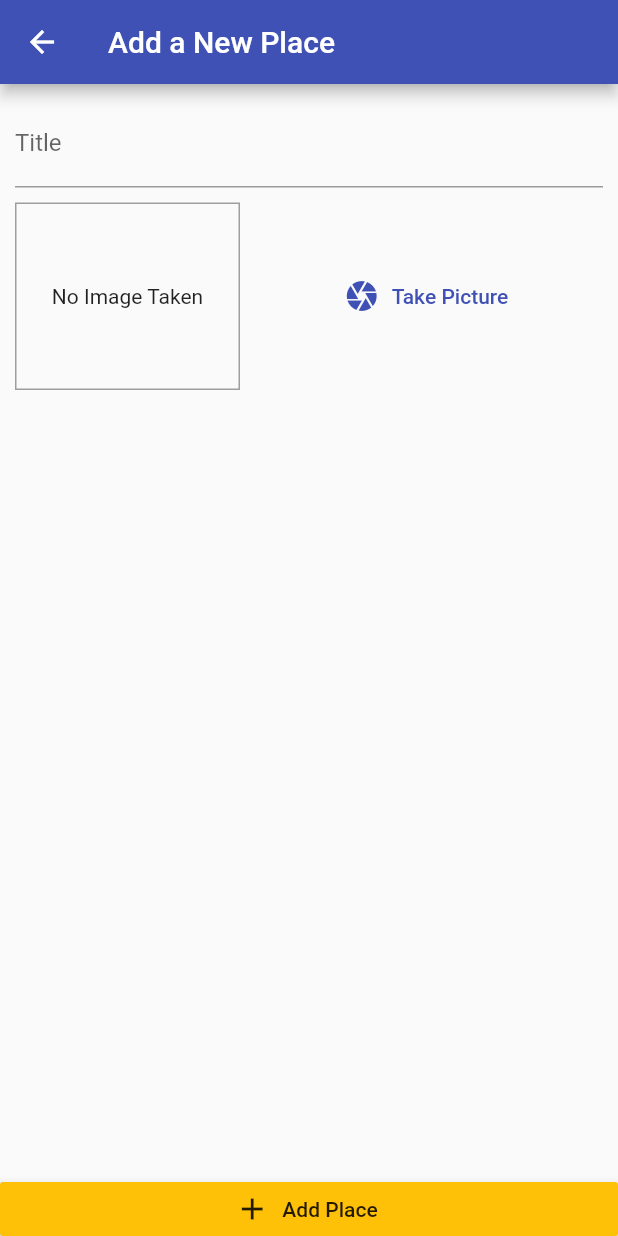
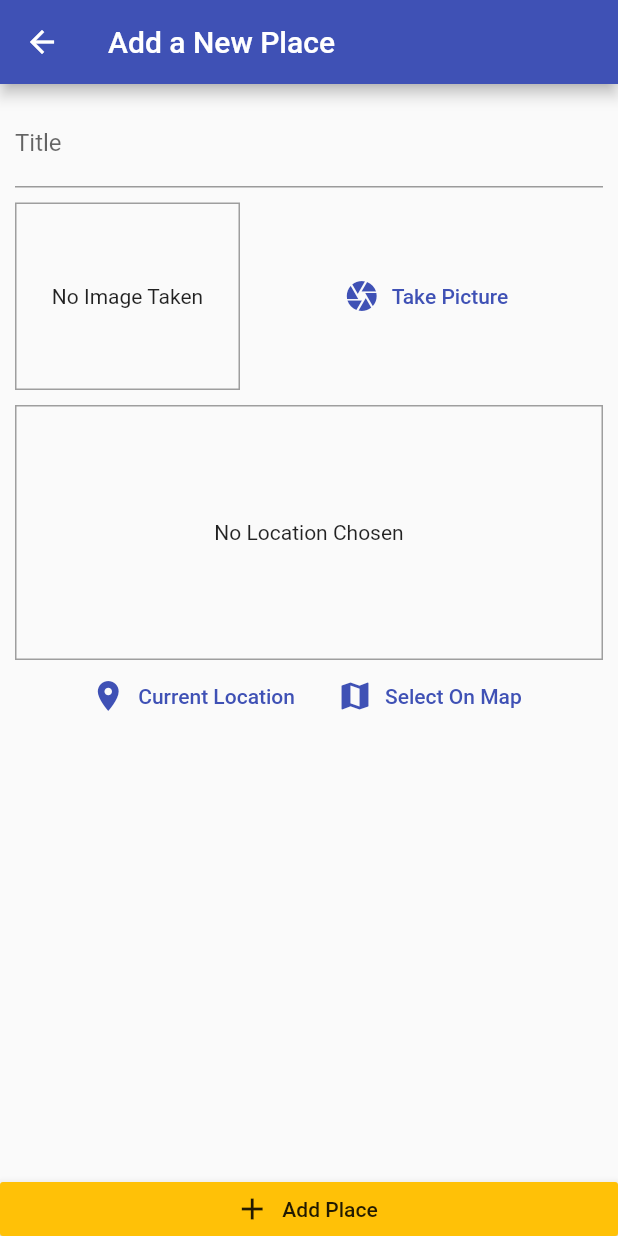
Before and after one commit to Amitpatil215/Dream-Sites, a Flutter app: the AddPlaceScreen screen opened by its route, on a phone screen of 412 x 824 dp. Run offline on Flutter 3.47's test engine with Material 2 defaults, Android fonts, the phone set to English and light mode, and no system bars; our stand-ins replace image_picker, sqflite; accounts and stored records are empty.

Commit message:
Adding location input Ui & Location package from pub.dev

```diff
--- a/lib/screens/add_place_screen.dart
+++ b/lib/screens/add_place_screen.dart
@@ -2,6 +2,7 @@ import 'dart:io';
 import 'package:flutter/material.dart';
 import 'package:provider/provider.dart';
 import '../widget/image_input.dart';
+import '../widget/location_input.dart';
 import '../providers/great_places.dart';
 
 class AddPlaceScreen extends StatefulWidget {
@@ -59,6 +60,10 @@ class _AddPlaceScreenState extends State<AddPlaceScreen> {
                     ImageInput(
                       onSelectImage: _selectImage,
                     ),
+                    SizedBox(
+                      height: 10,
+                    ),
+                    LocationInput(),
                   ],
                 ),
               ),
--- /dev/null
+++ b/lib/widget/location_input.dart
@@ -0,0 +1,56 @@
+import 'package:flutter/material.dart';
+
+class LocationInput extends StatefulWidget {
+  @override
+  _LocationInputState createState() => _LocationInputState();
+}
+
+class _LocationInputState extends State<LocationInput> {
+  String _previewImageUrl;
+
+  @override
+  Widget build(BuildContext context) {
+    return Column(
+      children: [
+        Container(
+          height: 170,
+          width: double.infinity,
+          alignment: Alignment.center,
+          child: _previewImageUrl == null
+              ? Text(
+                  "No Location Chosen",
+                  textAlign: TextAlign.center,
+                )
+              : Image.network(
+                  _previewImageUrl,
+                  fit: BoxFit.cover,
+                  width: double.infinity,
+                ),
+          decoration: BoxDecoration(
+            border: Border.all(
+              width: 1,
+              color: Colors.grey,
+            ),
+          ),
+        ),
+        Row(
+          mainAxisAlignment: MainAxisAlignment.center,
+          children: [
+            FlatButton.icon(
+              icon: Icon(Icons.location_on),
+              label: Text("Current Location"),
+              textColor: Theme.of(context).primaryColor,
+              onPressed: () {},
+            ),
+            FlatButton.icon(
+              icon: Icon(Icons.map),
+              label: Text("Select On Map"),
+              textColor: Theme.of(context).primaryColor,
+              onPressed: () {},
+            ),
+          ],
+        ),
+      ],
+    );
+  }
+}
--- a/pubspec.yaml
+++ b/pubspec.yaml
@@ -33,6 +33,7 @@ dependencies:
   path_provider: ^1.6.11
   path: ^1.7.0
   sqflite: ^1.3.1
+  location: ^3.0.2
 
 dev_dependencies:
   flutter_test:
```
Also changed, not shown: pubspec.lock.
